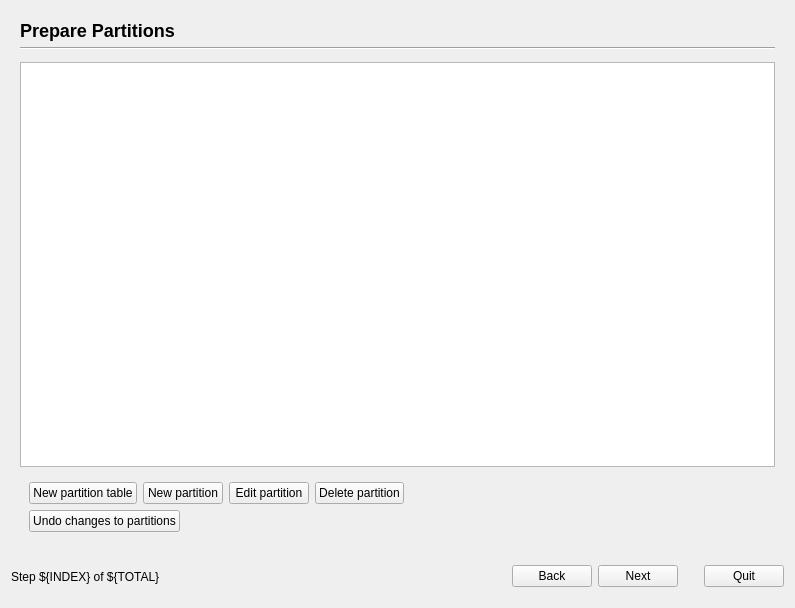
Before: the Qt Designer form gui/qt/liveinstaller.ui in chenhan1218/ubiquity, drawn with Qt 5.
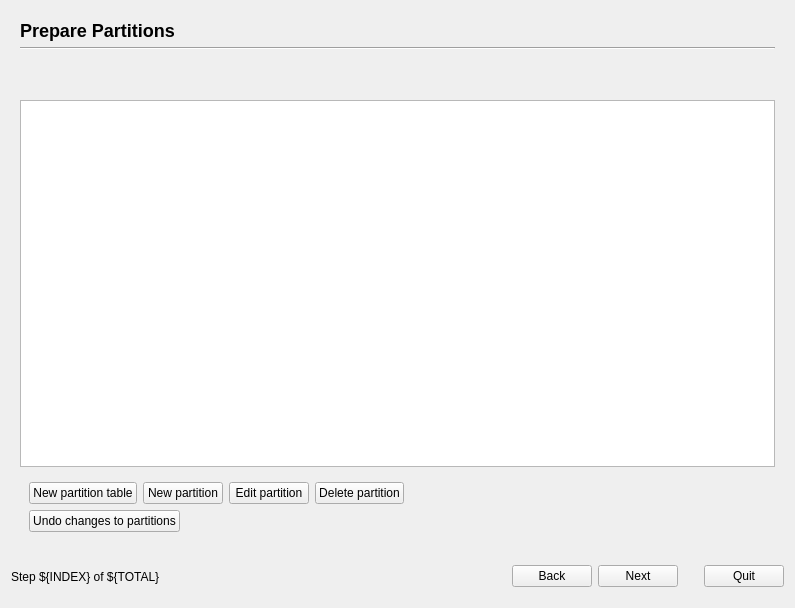
After: the same form once the commit is applied. The open tabs and pages were chosen to show the change. Icons and pictures are not drawn.

Commit message: Display a warning on the advanced partitioning screen if the installation medium is mounted but not filling the whole disk, so that the disk containing it is still offered for partitioning (LP: #347916).

The edit to the form file:
```diff
--- a/gui/qt/liveinstaller.ui
+++ b/gui/qt/liveinstaller.ui
@@ -636,6 +636,62 @@
          </property>
         </widget>
        </item>
+       <item>
+        <widget class="QWidget" name="part_advanced_warning_hbox" >
+         <layout class="QHBoxLayout" >
+          <property name="spacing" >
+           <number>6</number>
+          </property>
+          <property name="margin" >
+           <number>0</number>
+          </property>
+          <item>
+           <widget class="QLabel" name="part_advanced_warning_image" >
+            <property name="sizePolicy" >
+             <sizepolicy vsizetype="Fixed" hsizetype="Fixed" >
+              <horstretch>0</horstretch>
+              <verstretch>0</verstretch>
+             </sizepolicy>
+            </property>
+            <property name="minimumSize" >
+             <size>
+              <width>32</width>
+              <height>32</height>
+             </size>
+            </property>
+            <property name="maximumSize" >
+             <size>
+              <width>32</width>
+              <height>32</height>
+             </size>
+            </property>
+            <property name="text" >
+             <string/>
+            </property>
+           </widget>
+          </item>
+          <item>
+           <widget class="QLabel" name="part_advanced_warning_message" >
+            <property name="sizePolicy" >
+             <sizepolicy vsizetype="Preferred" hsizetype="Expanding" >
+              <horstretch>1</horstretch>
+              <verstretch>0</verstretch>
+             </sizepolicy>
+            </property>
+            <property name="minimumSize" >
+             <size>
+              <width>200</width>
+              <height>0</height>
+             </size>
+            </property>
+            <property name="text" >
+             <string/>
+            </property>
+           </widget>
+          </item>
+         </layout>
+        </widget>
+       </item>
        <item>
         <widget class="QTreeView" name="partition_list_treeview" >
          <property name="contextMenuPolicy" >
```
The commit also changes 6 other files.
